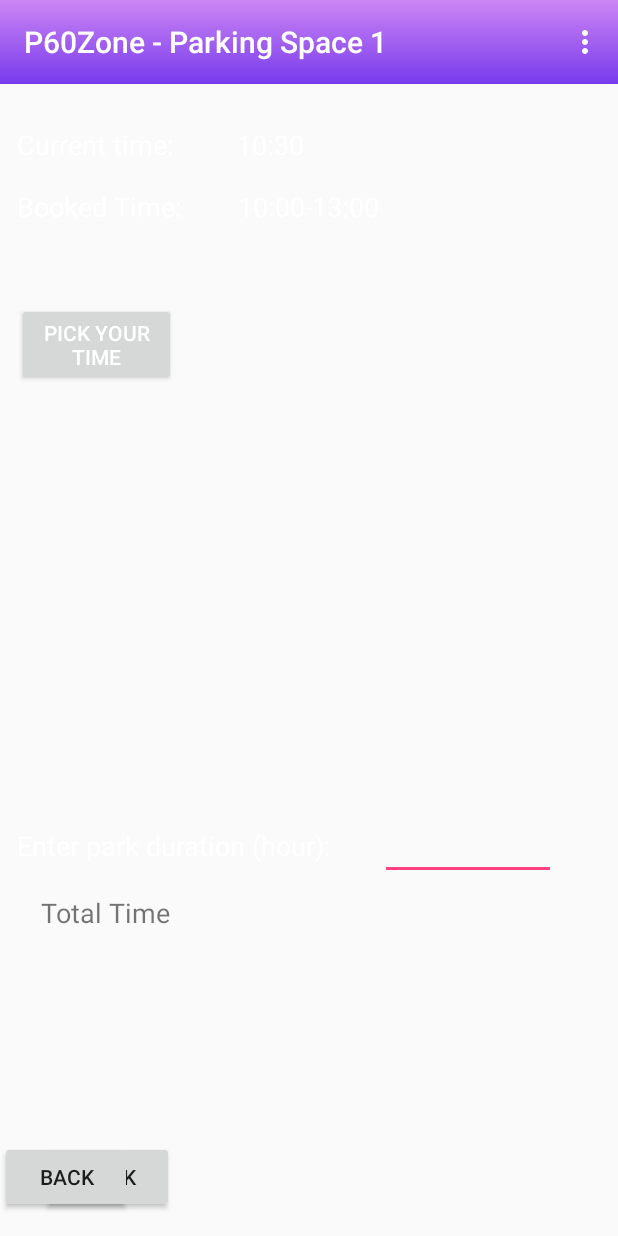
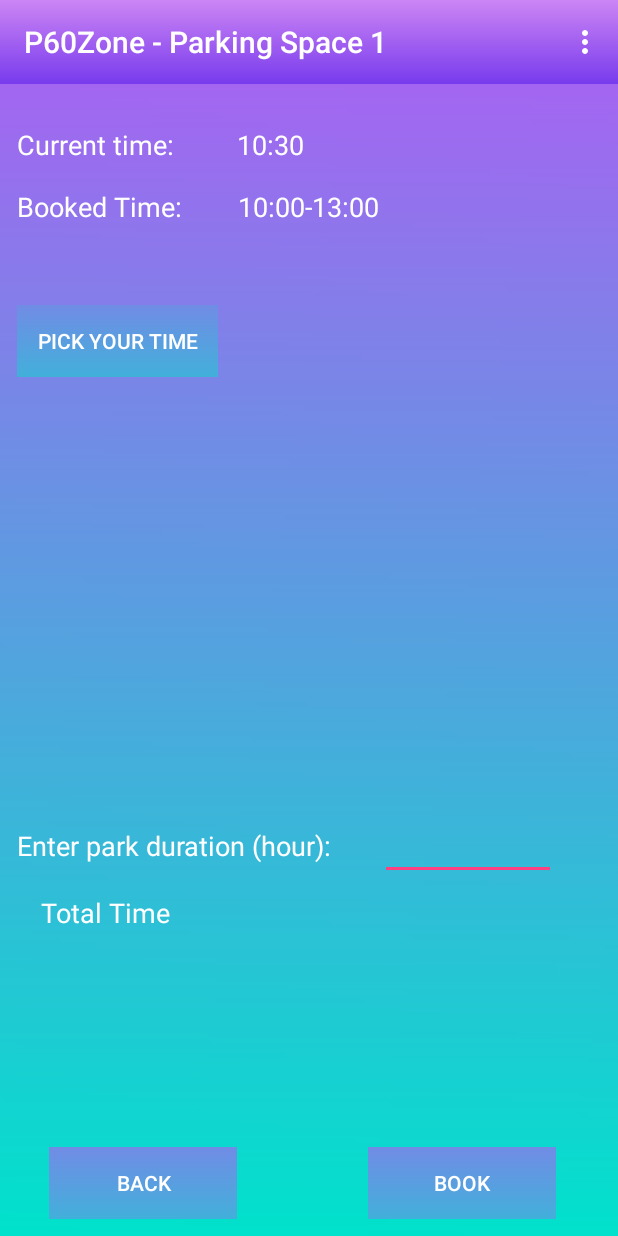
Before and after one commit to cee2504/ParkOur_Repository, an Android app: the P60_Zone_Slot1 screen opened directly, with no data from a screen before it, on a phone screen of 412 x 824 dp. Run offline under Robolectric (Android 15) with nearby library versions, the phone set to English and light mode, and no system bars; our stand-ins replace Firebase (no records; nobody signed in at launch, a user with empty details on screens opened directly).

Commit message:
Final Changes.

```diff
--- a/app/build.gradle
+++ b/app/build.gradle
@@ -4,7 +4,7 @@ android {
     compileSdkVersion 27
     defaultConfig {
         applicationId "com.example.cee.parkour"
-        minSdkVersion 23
+        minSdkVersion 24
         targetSdkVersion 27
         versionCode 1
         versionName "1.0"
--- a/app/src/main/res/layout/activity_p60__zone__slot1.xml
+++ b/app/src/main/res/layout/activity_p60__zone__slot1.xml
@@ -4,7 +4,8 @@
     xmlns:tools="http://schemas.android.com/tools"
     android:layout_width="match_parent"
     android:layout_height="match_parent"
-    tools:context=".TimePicker">
+    tools:context=".TimePicker"
+    android:background="@drawable/gradient_bg_1">
 
     <include
         android:id="@+id/toolbar"
@@ -73,21 +74,21 @@
 
     <Button
         android:id="@+id/btnTime"
-        android:textColor="@color/white"
-        android:layout_width="106dp"
+        android:layout_width="134dp"
         android:layout_height="wrap_content"
         android:layout_alignStart="@+id/textView2"
         android:layout_alignTop="@+id/viewTime"
-        android:text="Pick your time" />
+        android:background="@drawable/big_button_bg"
+        android:text="Pick your time"
+        android:textColor="@color/white" />
 
     <TextView
         android:id="@+id/viewTime"
         android:layout_width="192dp"
         android:layout_height="71dp"
-        android:layout_alignParentEnd="true"
+        android:layout_alignEnd="@+id/duration"
         android:layout_alignParentTop="true"
-        android:layout_marginEnd="60dp"
-        android:layout_marginTop="202dp"
+        android:layout_marginTop="203dp"
         android:textSize="18sp" />
 
     <EditText
@@ -101,23 +102,28 @@
 
     <Button
         android:id="@+id/book"
-        android:layout_width="wrap_content"
+        android:textColor="@color/white"
+        android:layout_width="125dp"
+        android:background="@drawable/big_button_bg"
         android:layout_height="wrap_content"
-        android:layout_alignEnd="@+id/textView2"
+        android:layout_alignEnd="@+id/duration"
         android:layout_alignParentBottom="true"
-        android:layout_marginBottom="15dp"
+        android:layout_marginBottom="11dp"
         android:text="Book" />
 
     <Button
         android:id="@+id/back"
-        android:layout_width="wrap_content"
+        android:layout_width="125dp"
         android:layout_height="wrap_content"
         android:layout_alignTop="@+id/book"
-        android:layout_toEndOf="@+id/textView"
-        android:text="Back" />
+        android:layout_toStartOf="@+id/curTime"
+        android:background="@drawable/big_button_bg"
+        android:text="Back"
+        android:textColor="@color/white" />
 
     <TextView
         android:id="@+id/totalTime"
+        android:textColor="@color/white"
         android:layout_width="357dp"
         android:layout_height="144dp"
         android:layout_alignParentBottom="true"
--- a/app/src/main/res/values/styles.xml
+++ b/app/src/main/res/values/styles.xml
@@ -6,6 +6,7 @@
         <item name="colorPrimary">@color/colorPrimary</item>
         <item name="colorPrimaryDark">@color/purpp</item>
         <item name="colorAccent">@color/colorAccent</item>
+        <item name="android:numberPickerStyle">@style/MyNumberPickerTheme</item>
     </style>
 
 
@@ -23,4 +24,16 @@
         <item name="android:gravity">center_vertical</item>
     </style>
 
+
+
+    <style name="MyAppThemeThree" parent="Theme.AppCompat.Light">
+        <item name="colorPrimary">@color/colorPrimary</item>
+        <item name="colorPrimaryDark">@color/colorPrimaryDark</item>
+
+
+    </style>
+    <style name="MyNumberPickerTheme" parent="@android:style/Widget.Material.NumberPicker">
+        <item name="colorControlNormal ">#33691e</item>
+        <item name="android:background">#b3e5fc</item>
+    </style>
 </resources>
```
Also changed, not shown: app/src/main/res/layout/activity_normal_zone__slot1.xml (+7 -5 lines), app/src/main/res/layout/dialog.xml (+10 -6 lines).
